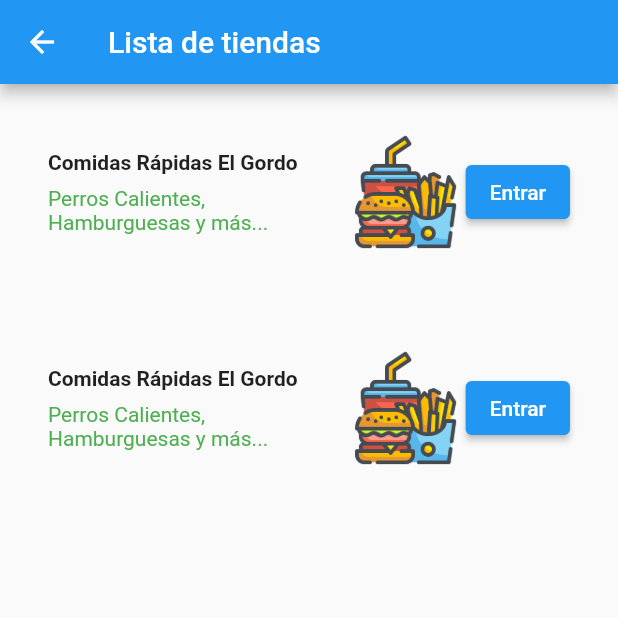
After one commit to Leonardov7/AppFlutter_06, a Flutter app: the screen it shows after launch, after a tap on "Listado de tiendas", on a phone screen of 412 x 824 dp, the top half of it. The commit adds this screen. Run offline on Flutter 3.47's test engine with Material 2 defaults, Android fonts, the phone set to English and light mode, and no system bars; our stand-ins replace cloud_firestore, firebase_core; accounts and stored records are empty.

Commit message:
se construyó Shop y se agregó botón en main

```diff
--- /dev/null
+++ b/lib/Shop.dart
@@ -0,0 +1,55 @@
+import 'package:flutter/material.dart';
+
+class Shop extends StatefulWidget {
+  @override
+  ShopApp createState() => ShopApp();
+}
+
+class ShopApp extends State<Shop> {
+  Widget build(BuildContext context) {
+    Widget titleSection = Container(
+      padding: const EdgeInsets.all(32),
+      child: Row(
+        children: [
+          Expanded(
+            child: Column(
+              crossAxisAlignment: CrossAxisAlignment.start,
+              children: [
+                Container(
+                  padding: const EdgeInsets.only(bottom: 8),
+                  child: Text(
+                    'Comidas Rápidas El Gordo',
+                    style: TextStyle(fontWeight: FontWeight.bold),
+                  ),
+                ),
+                Text(
+                  'Perros Calientes, Hamburguesas y más...',
+                  style: TextStyle(
+                    color: Colors.green[500],
+                  ),
+                )
+              ],
+            ),
+          ),
+          Container(
+            width: 80,
+              height: 80,
+            child: Image.asset('image/crapidas.png'),
+          ),
+          ElevatedButton(onPressed: (){}, child: Text('Entrar'))
+        ],
+      ),
+    );
+    return Scaffold(
+      appBar: AppBar(
+        title: Text('Lista de tiendas'),
+      ),
+      body: ListView(
+        children: [
+          titleSection,
+          titleSection
+        ],
+      ),
+    );
+  }
+}
--- a/lib/buscar.dart
+++ b/lib/buscar.dart
@@ -8,6 +8,8 @@ class buscar extends StatefulWidget {
 class BuscarApp extends State<buscar> {
   @override
   Widget build(BuildContext context) {
+
+    ///++++++++++++++++++++++++++++
     return Scaffold(
       appBar: AppBar(
         title: Text("Regisgtro de búsqueda"),
--- a/lib/main.dart
+++ b/lib/main.dart
@@ -2,6 +2,7 @@ import 'package:flutter/material.dart';
 import 'package:cloud_firestore/cloud_firestore.dart';
 import 'package:firebase_core/firebase_core.dart';
 import 'buscar.dart';
+import 'Shop.dart';
 
 void main() {
   WidgetsFlutterBinding.ensureInitialized();
@@ -67,7 +68,19 @@ class HomeStart extends State<Home> {
                   },
                   child: Text('Buscar'),
                 ),
-              )
+              ),
+              Padding(
+                padding:
+                EdgeInsets.only(left: 20, top: 20, right: 20, bottom: 0),
+                child: ElevatedButton(
+                  onPressed: () {
+                    //print("presionado");
+                    Navigator.push(
+                        context, MaterialPageRoute(builder: (_) => Shop()));
+                  },
+                  child: Text('Listado de tiendas'),
+                ),
+              ),
             ],
           ),
         ),
```
Also changed, not shown: image/crapidas.png (added), 1 other file.
